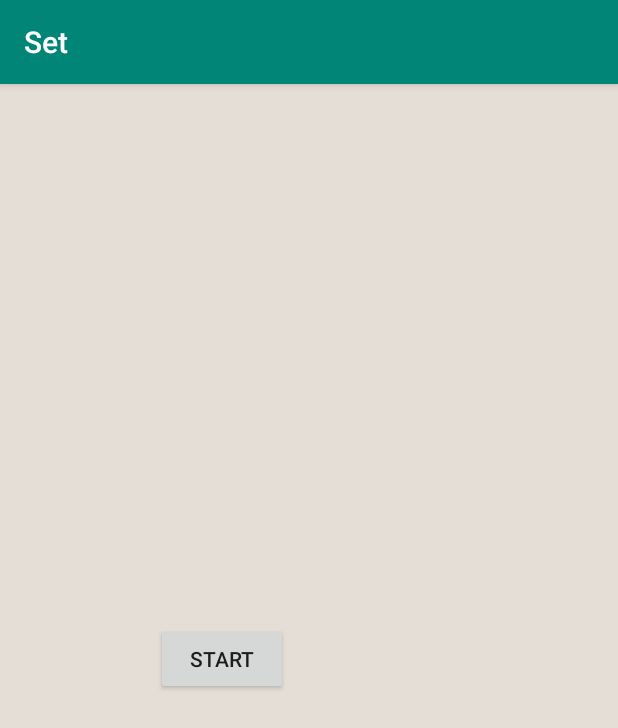
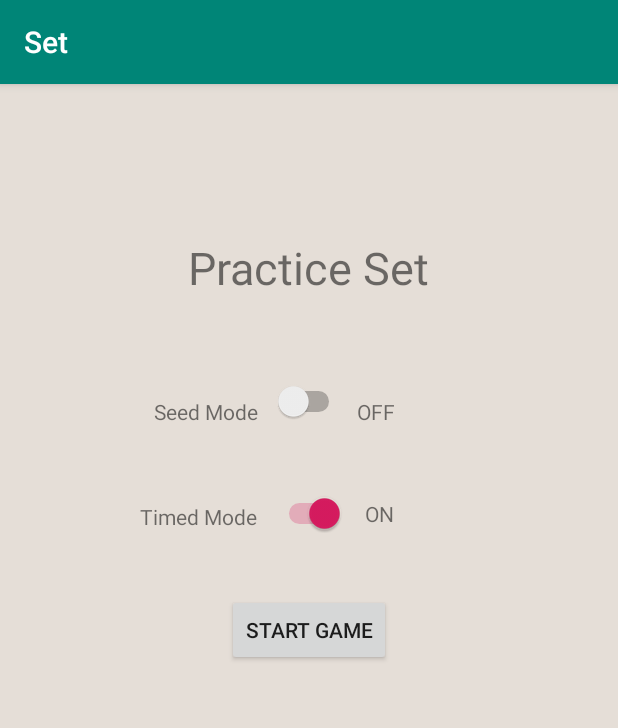
Before and after one commit to allison-silverpine/set, an Android app: the screen it shows after launch (MainActivity), on a phone screen of 412 x 824 dp. Shown: the top 728 px of the screen. Run offline under Robolectric (Android 15) with nearby library versions, the phone set to English and light mode, and no system bars.

Commit message:
Add game options to starting page

```diff
--- a/app/src/main/java/com/example/set/Main2Activity.kt
+++ b/app/src/main/java/com/example/set/Main2Activity.kt
@@ -14,8 +14,8 @@ import com.example.set.models.Mapper
 
 class Main2Activity : AppCompatActivity() {
 
-    private val tempSeed : Long? = 123457
-    private var game = Game(tempSeed)
+    private var tempSeed : Long? = null
+    private lateinit var game : Game
     private val mapper = Mapper()
     private var selectedCards : MutableList<String> = mutableListOf()
     private lateinit var card1 : ImageView
@@ -43,13 +43,36 @@ class Main2Activity : AppCompatActivity() {
         super.onCreate(savedInstanceState)
         setContentView(R.layout.activity_main2)
 
+        val intent = intent
+        val seedMode = intent.getBooleanExtra("SeedMode", false)
+        val timedMode = intent.getBooleanExtra("TimedMode", true)
+
         val seedValue : TextView = findViewById(R.id.seed)
-        seedValue.text = if (tempSeed == null) "" else getString(R.string.seed_value, tempSeed)
+        if(seedMode)
+        {
+            tempSeed = 123457
+            seedValue.text = getString(R.string.seed_value, tempSeed)
+        }
+        else{
+            seedValue.text = ""
+        }
+
         newGameButton = findViewById(R.id.new_button)
         newGameButton.setOnClickListener { createNewGame() }
         hintButton = findViewById(R.id.hint_button)
         hintButton.setOnClickListener { showHint() }
+
+        game = Game(tempSeed)
         initializeBoard()
+
+        if(timedMode){
+            chronometer = findViewById(R.id.chronometer)
+            chronometer.start()
+        }
+        else{
+            chronometer = findViewById(R.id.chronometer)
+            chronometer.visibility = View.GONE
+        }
     }
 
     private fun initializeBoard()
@@ -92,8 +115,6 @@ class Main2Activity : AppCompatActivity() {
         }
         setCardImages()
         setCardCount()
-        chronometer = findViewById(R.id.chronometer)
-        chronometer.start()
     }
 
 
--- a/app/src/main/java/com/example/set/MainActivity.kt
+++ b/app/src/main/java/com/example/set/MainActivity.kt
@@ -4,18 +4,52 @@ import android.content.Intent
 import androidx.appcompat.app.AppCompatActivity
 import android.os.Bundle
 import android.widget.Button
+import android.widget.Switch
+import android.widget.TextView
 
 class MainActivity : AppCompatActivity() {
+
+    private var seedMode : Boolean = false
+    private var timedMode : Boolean = true
 
     override fun onCreate(savedInstanceState: Bundle?) {
         super.onCreate(savedInstanceState)
         setContentView(R.layout.activity_main)
+
+        val seedToggle = findViewById<Switch>(R.id.seed_mode)
+        val seedModeValue : TextView = findViewById(R.id.seed_mode_value)
+        seedToggle.setOnCheckedChangeListener{ _, isChecked ->
+            if(isChecked){
+                seedMode = true
+                seedModeValue.text = getString(R.string.on)
+            }
+            else{
+                seedMode = false
+                seedModeValue.text = getString(R.string.off)
+            }
+        }
+
+        val timedModeValue : TextView = findViewById(R.id.timed_mode_value)
+        val timedToggle = findViewById<Switch>(R.id.timed_mode)
+        timedToggle.setOnCheckedChangeListener{ _, isChecked ->
+            if(isChecked){
+                timedMode = true
+                timedModeValue.text = getString(R.string.on)
+            }
+            else{
+                timedMode = false
+                timedModeValue.text = getString(R.string.off)
+            }
+        }
+
         val startButton = findViewById<Button>(R.id.start_button)
         startButton.setOnClickListener{ startGame() }
     }
 
     private fun startGame(){
         val intent = Intent(this, Main2Activity::class.java)
+        intent.putExtra("SeedMode", seedMode)
+        intent.putExtra("TimedMode", timedMode)
         startActivity(intent)
     }
 }
--- a/app/src/main/res/layout/activity_main.xml
+++ b/app/src/main/res/layout/activity_main.xml
@@ -7,15 +7,102 @@
     android:background="#e5ded7"
     tools:context=".MainActivity">
 
+    <TextView
+        android:id="@+id/title"
+        android:layout_width="wrap_content"
+        android:layout_height="wrap_content"
+        android:text="@string/title"
+        android:textSize="30sp"
+        app:layout_constraintBottom_toBottomOf="parent"
+        app:layout_constraintLeft_toLeftOf="parent"
+        app:layout_constraintRight_toRightOf="parent"
+        app:layout_constraintTop_toTopOf="parent"
+        app:layout_constraintVertical_bias="0.14" />
+
+    <Switch
+        android:id="@+id/seed_mode"
+        android:layout_width="wrap_content"
+        android:layout_height="wrap_content"
+        android:layout_margin="25dp"
+        app:layout_constraintBottom_toTopOf="@+id/start_button"
+        app:layout_constraintEnd_toEndOf="parent"
+        app:layout_constraintStart_toStartOf="parent"
+        app:layout_constraintTop_toBottomOf="@+id/title"
+        app:layout_constraintVertical_bias="0.253" />
+
+    <Switch
+        android:id="@+id/timed_mode"
+        android:layout_width="wrap_content"
+        android:layout_height="wrap_content"
+        android:layout_margin="25dp"
+        android:checked="true"
+        app:layout_constraintBottom_toTopOf="@+id/start_button"
+        app:layout_constraintEnd_toEndOf="parent"
+        app:layout_constraintStart_toStartOf="parent"
+        app:layout_constraintTop_toBottomOf="@+id/title"
+        app:layout_constraintVertical_bias="0.878" />
+
     <Button
         android:id="@+id/start_button"
         android:layout_width="wrap_content"
         android:layout_height="wrap_content"
-        android:layout_marginEnd="116dp"
         android:text="@string/start"
         app:layout_constraintBottom_toBottomOf="parent"
         app:layout_constraintEnd_toEndOf="parent"
         app:layout_constraintStart_toStartOf="parent"
         app:layout_constraintTop_toTopOf="parent"
-        app:layout_constraintVertical_bias="0.499" />
+        app:layout_constraintVertical_bias="0.472" />
+
+    <TextView
+        android:id="@+id/seed_mode_text"
+        android:layout_width="wrap_content"
+        android:layout_height="wrap_content"
+        android:text="@string/seed_mode"
+        app:layout_constraintBottom_toTopOf="@+id/start_button"
+        app:layout_constraintEnd_toStartOf="@+id/seed_mode"
+        app:layout_constraintHorizontal_bias="0.913"
+        app:layout_constraintStart_toStartOf="parent"
+        app:layout_constraintTop_toTopOf="parent"
+        app:layout_constraintVertical_bias="0.651" />
+
+    <TextView
+        android:id="@+id/timed_mode_text"
+        android:layout_width="wrap_content"
+        android:layout_height="wrap_content"
+        android:text="@string/timed_mode"
+        app:layout_constraintBottom_toBottomOf="parent"
+        app:layout_constraintEnd_toStartOf="@+id/timed_mode"
+        app:layout_constraintHorizontal_bias="0.897"
+        app:layout_constraintStart_toStartOf="parent"
+        app:layout_constraintTop_toTopOf="parent"
+        app:layout_constraintVertical_bias="0.372" />
+
+    <TextView
+        android:id="@+id/seed_mode_value"
+        android:layout_width="wrap_content"
+        android:layout_height="wrap_content"
+        android:layout_marginStart="238dp"
+        android:layout_marginEnd="115dp"
+        android:text="@string/off"
+        app:layout_constraintBottom_toTopOf="@+id/start_button"
+        app:layout_constraintEnd_toEndOf="parent"
+        app:layout_constraintHorizontal_bias="0.0"
+        app:layout_constraintStart_toStartOf="parent"
+        app:layout_constraintTop_toTopOf="parent"
+        app:layout_constraintVertical_bias="0.651" />
+
+    <TextView
+        android:id="@+id/timed_mode_value"
+        android:layout_width="wrap_content"
+        android:layout_height="wrap_content"
+        android:layout_marginStart="13dp"
+        android:layout_marginTop="47dp"
+        android:layout_marginEnd="114dp"
+        android:text="@string/on"
+        app:layout_constraintBottom_toTopOf="@+id/start_button"
+        app:layout_constraintEnd_toEndOf="parent"
+        app:layout_constraintHorizontal_bias="0.0"
+        app:layout_constraintStart_toEndOf="@+id/timed_mode"
+        app:layout_constraintTop_toBottomOf="@+id/seed_mode_value"
+        app:layout_constraintVertical_bias="0.025" />
 </androidx.constraintlayout.widget.ConstraintLayout>
--- a/app/src/main/res/values/strings.xml
+++ b/app/src/main/res/values/strings.xml
@@ -1,6 +1,6 @@
 <resources>
     <string name="app_name">Set</string>
-    <string name="title">Play Set</string>
+    <string name="title">Practice Set</string>
     <string name="yes_a_set">Yes, a set</string>
     <string name="not_a_set">Not a set</string>
     <string name="card1">Card1</string>
@@ -10,5 +10,9 @@
     <string name="time_elapsed">Time Elapsed: %1$s</string>
     <string name="seed_value">Seed: %1$d</string>
     <string name="win_text">You have won!</string>
-    <string name="start">Start</string>
+    <string name="start">Start Game</string>
+    <string name="seed_mode">Seed Mode</string>
+    <string name="timed_mode">Timed Mode</string>
+    <string name="off">OFF</string>
+    <string name="on">ON</string>
 </resources>
```
